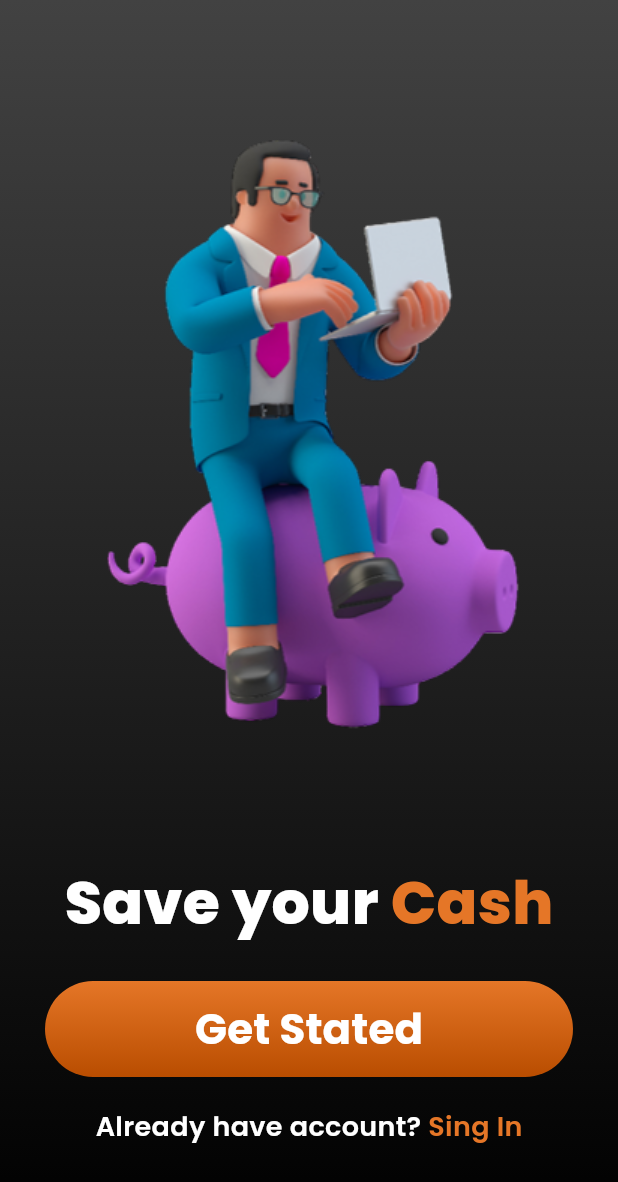
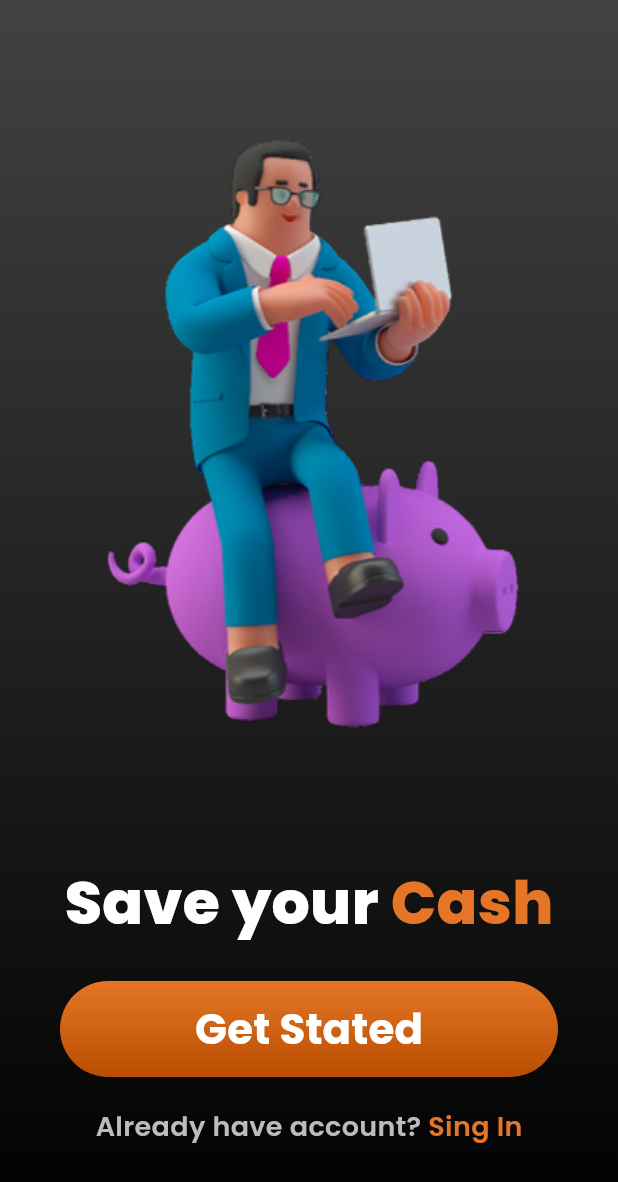
Before and after one commit to ppfuark/WorldSkils, a Flutter app: the screen it shows after launch, on a phone screen of 412 x 824 dp. Shown: the top 1182 px of the screen. Run offline on Flutter 3.47's test engine with Material 3 defaults, Android fonts, the phone set to English and light mode, and no system bars; our stand-ins replace sqflite; accounts and stored records are empty.

Commit message:
FlutterApps[fix]: Fuark Bank
Color constants

```diff
--- a/Flutter Apps/fuark_bank/lib/common/constants/app_colors.dart
+++ b/Flutter Apps/fuark_bank/lib/common/constants/app_colors.dart
@@ -6,7 +6,8 @@ class AppColors {
   static const Color primaryColor = Color(0xFFE57627);
   static const Color black = Color(0xFF000000);
   static const Color white = Color(0xFFFFFFFF);
-  static const Color darkGrey = Color(0xFF424242);
+  static const Color secoundary = Color(0xFF424242);
+  static const Color tertiary = Color(0xFFBCBCBC);
 
   static final List<Color> grayBlackGradiant = [
     Color(0xFF424242),
--- a/Flutter Apps/fuark_bank/lib/common/widgets/app_button.dart
+++ b/Flutter Apps/fuark_bank/lib/common/widgets/app_button.dart
@@ -28,9 +28,7 @@ class AppButton extends StatelessWidget {
         ),
         child: Text(
           label,
-          style: AppTextStyle.h1.copyWith(
-            color: AppColors.white,
-          ),
+          style: AppTextStyle.h1.copyWith(color: AppColors.white),
         ),
       ),
     );
--- a/Flutter Apps/fuark_bank/lib/features/onboarding/onboarding_page.dart
+++ b/Flutter Apps/fuark_bank/lib/features/onboarding/onboarding_page.dart
@@ -23,8 +23,8 @@ class OnboardingPage extends StatelessWidget {
             padding: EdgeInsetsGeometry.only(
               top: 0,
               bottom: 60,
-              left: 30,
-              right: 30,
+              left: 40,
+              right: 40,
             ),
             child: Column(
               children: [
@@ -73,7 +73,7 @@ class OnboardingPage extends StatelessWidget {
                               Text(
                                 "Already have account? ",
                                 style: AppTextStyle.headline.copyWith(
-                                  color: AppColors.white,
+                                  color: AppColors.tertiary,
                                 ),
                               ),
                               GestureDetector(
```
